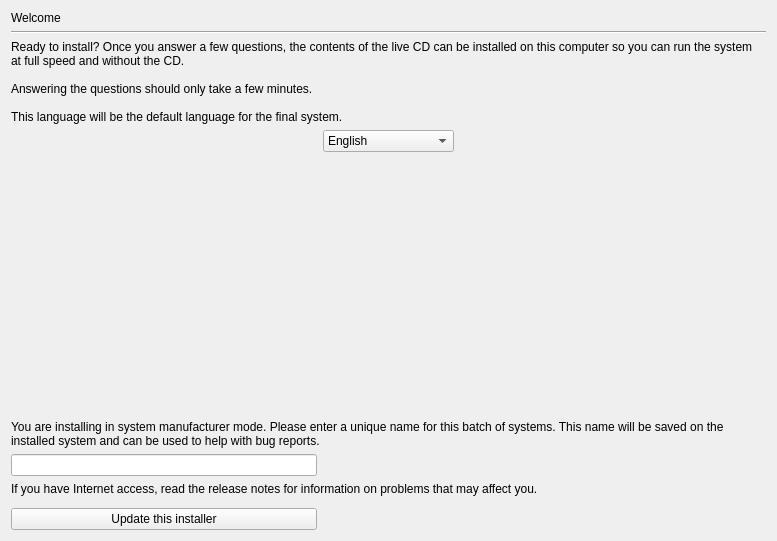
This is gui/qt/stepLanguage.ui in chenhan1218/ubiquity as Qt 5 draws it before an edit. The edited form follows.
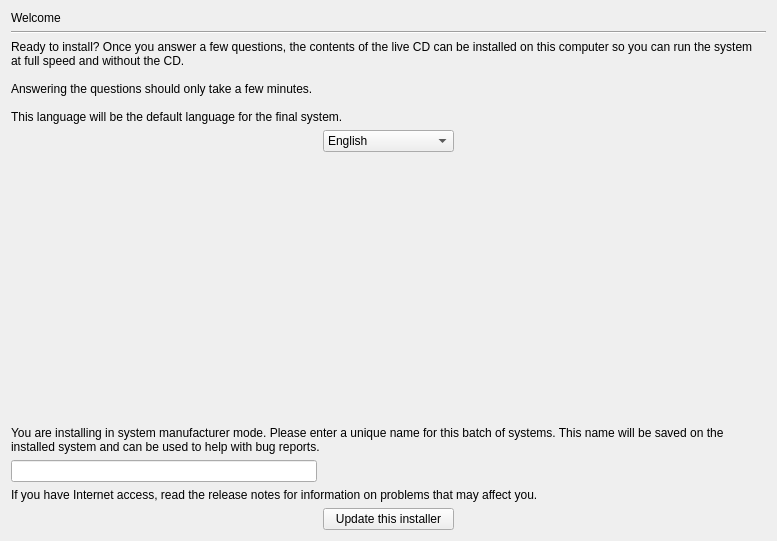
This is the edited form.

What changed in the file:
```diff
--- a/gui/qt/stepLanguage.ui
+++ b/gui/qt/stepLanguage.ui
@@ -143,7 +143,7 @@
    <item row="8" column="0">
     <widget class="QWidget" name="release_notes_frame" native="true"/>
    </item>
-   <item row="9" column="0">
+   <item row="8" column="1">
     <widget class="QPushButton" name="update_this_installer">
      <property name="text">
       <string>Update this installer</string>
```
